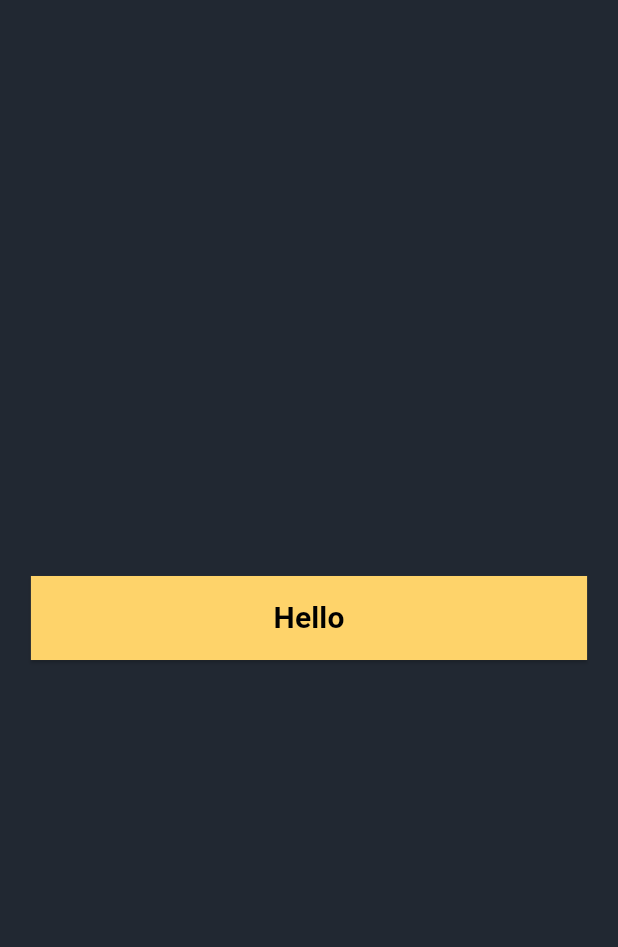
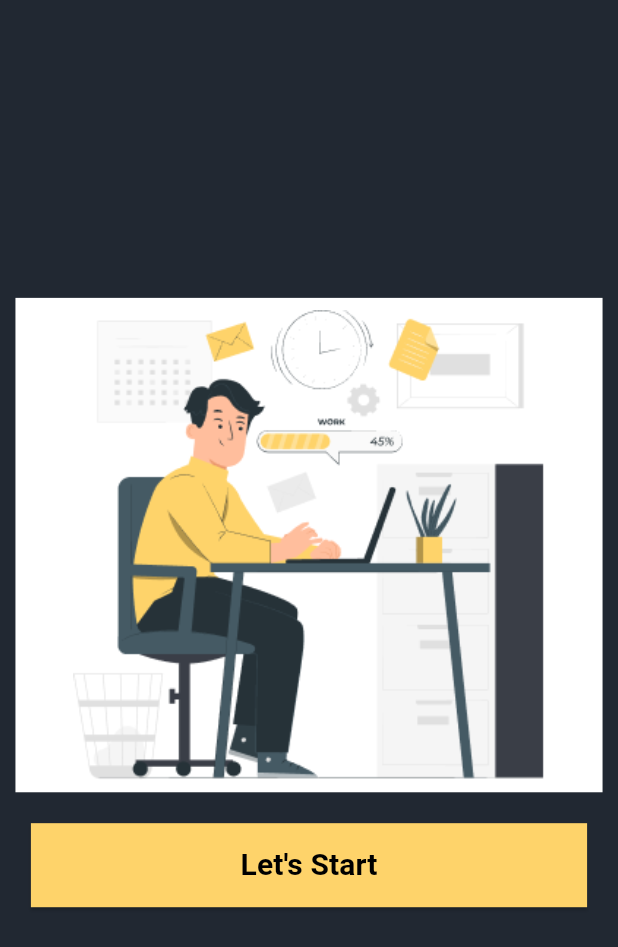
Before and after one commit to Lakheras99/day_task, a Flutter app: the screen it shows after launch, on a phone screen of 412 x 824 dp. Shown: the top 947 px of the screen. Run offline on Flutter 3.47's test engine with Material 3 defaults, Android fonts, the phone set to English and light mode, and no system bars.

Commit message:
second commit

```diff
--- a/lib/Custom_Widget/custom_button.dart
+++ b/lib/Custom_Widget/custom_button.dart
@@ -18,7 +18,7 @@ class _CustomButtonState extends State<CustomButton> {
     var widthButton = MediaQuery.of(context).size.width;
     return Container(
       margin: EdgeInsets.all(widthButton * 0.05),
-      width: widthButton * 0.9,
+      width: widthButton * 0.9 ,
       height: heightButton * 0.068,
       child: ElevatedButton(
         style: ElevatedButton.styleFrom(
--- a/lib/Screens/splash_screen.dart
+++ b/lib/Screens/splash_screen.dart
@@ -1,4 +1,5 @@
 import 'package:daytask/Custom_Widget/custom_button.dart';
+import 'package:daytask/Screens/login_screen.dart';
 import 'package:flutter/material.dart';
 
 class SplashScreen extends StatefulWidget {
@@ -11,13 +12,44 @@ class SplashScreen extends StatefulWidget {
 class _SplashScreenState extends State<SplashScreen> {
   @override
   Widget build(BuildContext context) {
+    var heightScreen = MediaQuery.of(context).size.height;
+    var widthScreen = MediaQuery.of(context).size.width;
     return Scaffold(
-      backgroundColor: Color(0xFF212832),
+      backgroundColor: const Color(0xFF212832),
       body: SafeArea(
         child: Column(
           mainAxisAlignment: MainAxisAlignment.center,
           children: [
-            CustomButton(onPressed: () {}, text: 'Hello',),
+            Container(
+              height: heightScreen * 0.4,
+              width: widthScreen * 0.95,
+              decoration: const BoxDecoration(color: Colors.white),
+              child: Center(
+                child: Image.asset(
+                  'assets/images/pana.png',
+                  height: heightScreen * 0.38,
+                  width: widthScreen * 0.9,
+                ),
+              ),
+            ),
+            CustomButton(
+              onPressed: () {
+                Navigator.pushReplacement(
+                  context,
+                  MaterialPageRoute(
+                    builder: (context) => const LoginScreen(),
+                  ),
+                );
+
+                // Navigator.push(
+                //   context,
+                //   MaterialPageRoute(
+                //     builder: (context) => const loginscreen(),
+                //   ),
+                // );
+              },
+              text: "Let's Start",
+            ),
           ],
         ),
       ),
--- a/pubspec.yaml
+++ b/pubspec.yaml
@@ -64,7 +64,7 @@ flutter:
   #   - images/a_dot_ham.jpeg
 
   assets:
-    - assets/
+    - assets/images/
 
 
   # An image asset can refer to one or more resolution-specific "variants", see
```
Also changed, not shown: lib/Screens/login_screen.dart (+16 -0 lines), assets/images/Logo.png (renamed from assets/Logo.png), assets/images/pana.png (renamed from assets/pana.png), lib/Dimension/Responsive.dart (added).
